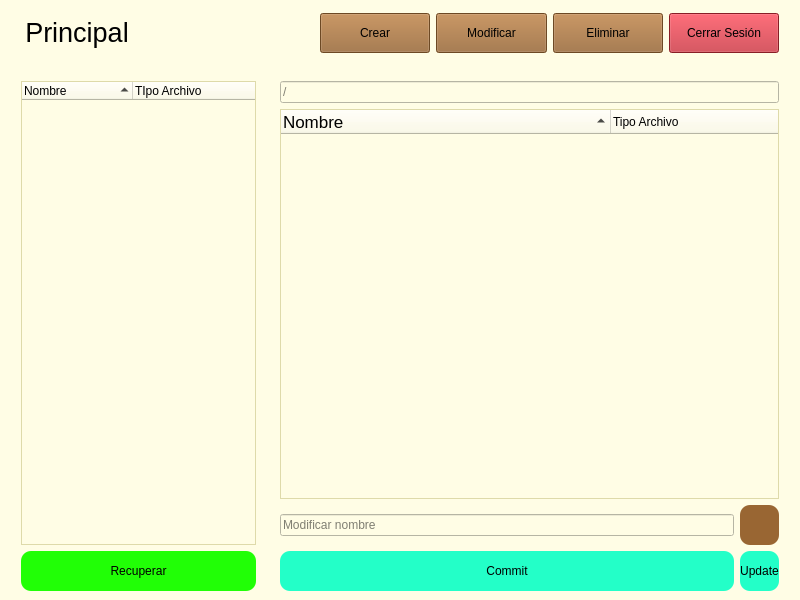
This is Proyecto 3/vista/main.ui in enajera123/Proyectos-So as Qt 5 draws it before an edit. The edited form follows.
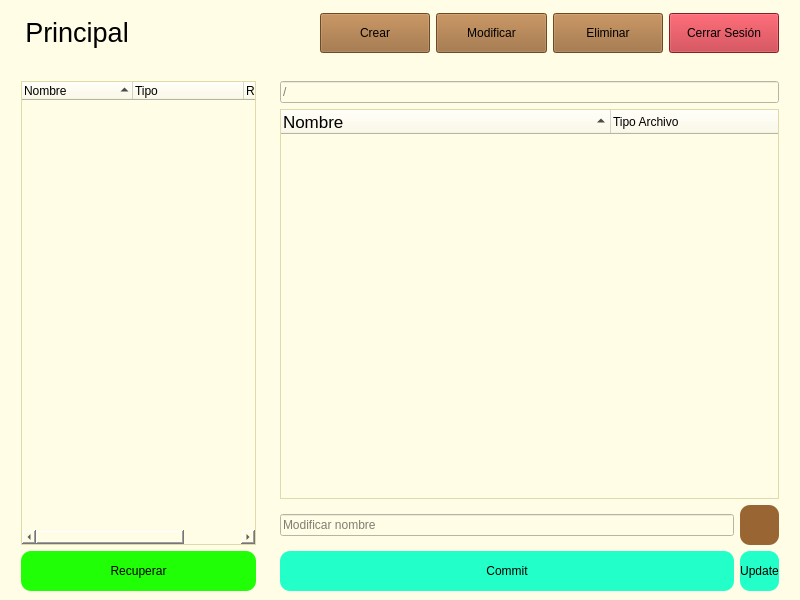
This is the edited form. Icons and pictures are not drawn.

```diff
--- a/Proyecto 3/vista/main.ui
+++ b/Proyecto 3/vista/main.ui
@@ -626,7 +626,7 @@
       <property name="frameShadow">
        <enum>QFrame::Raised</enum>
       </property>
-      <layout class="QHBoxLayout" name="horizontalLayout_2" stretch="4,0">
+      <layout class="QHBoxLayout" name="horizontalLayout_2" stretch="4,8">
        <property name="leftMargin">
         <number>0</number>
        </property>
@@ -680,7 +680,12 @@
             </column>
             <column>
              <property name="text">
-              <string>TIpo Archivo</string>
+              <string>Tipo</string>
+             </property>
+            </column>
+            <column>
+             <property name="text">
+              <string>Ruta</string>
              </property>
             </column>
            </widget>
```
Left out of the diff: 2 changed lines with no effect on the pictures.
